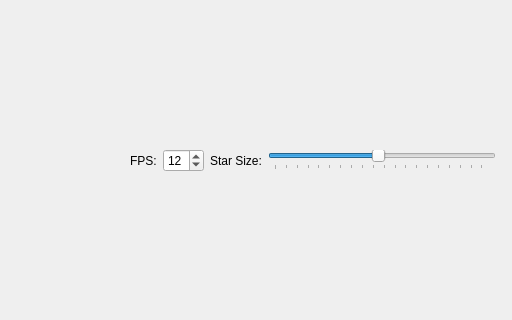
panoptes/lightcurve-demo, file lightcurver.ui: the form before one commit; both pictures show x 375 to 887 and y 378 to 698 of the 887 by 972 pixel window.
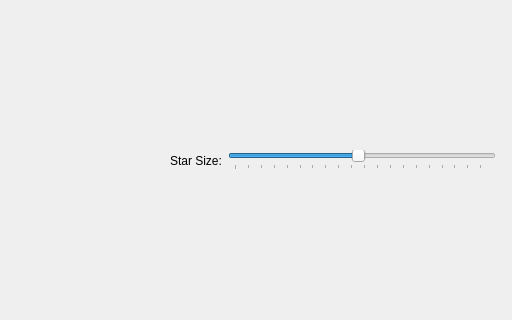
The form after the commit.

Commit message: Remove FPS

Patch:
```diff
--- a/lightcurver.ui
+++ b/lightcurver.ui
@@ -115,26 +115,6 @@
         </property>
        </spacer>
       </item>
-      <item>
-       <widget class="QLabel" name="fps_label">
-        <property name="text">
-         <string>FPS:</string>
-        </property>
-       </widget>
-      </item>
-      <item>
-       <widget class="QSpinBox" name="fps_box">
-        <property name="minimum">
-         <number>1</number>
-        </property>
-        <property name="maximum">
-         <number>30</number>
-        </property>
-        <property name="value">
-         <number>12</number>
-        </property>
-       </widget>
-      </item>
       <item>
        <widget class="QLabel" name="radius_label">
         <property name="text">
```
Left out of the diff: 11 changed lines with no effect on the pictures. The commit also changes 1 other file.
